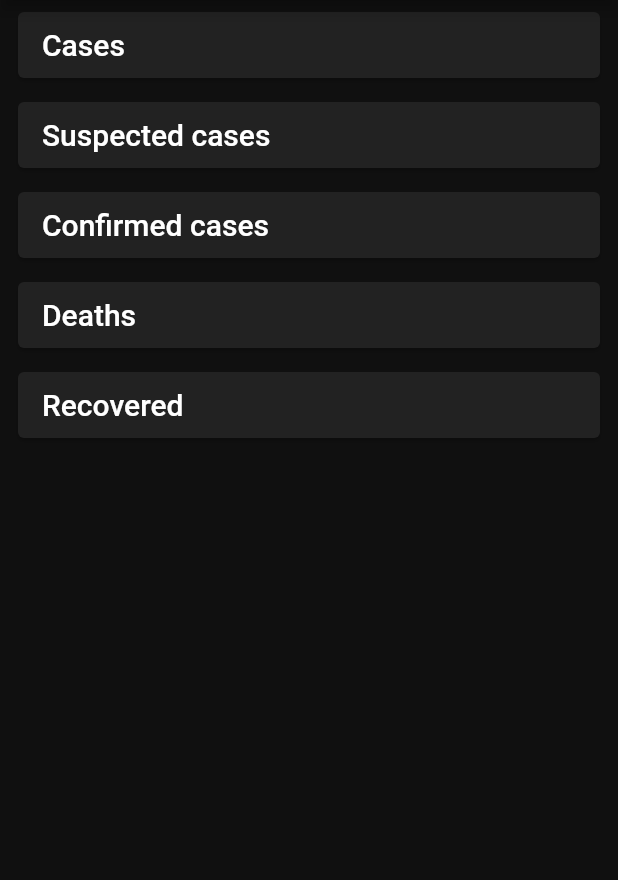
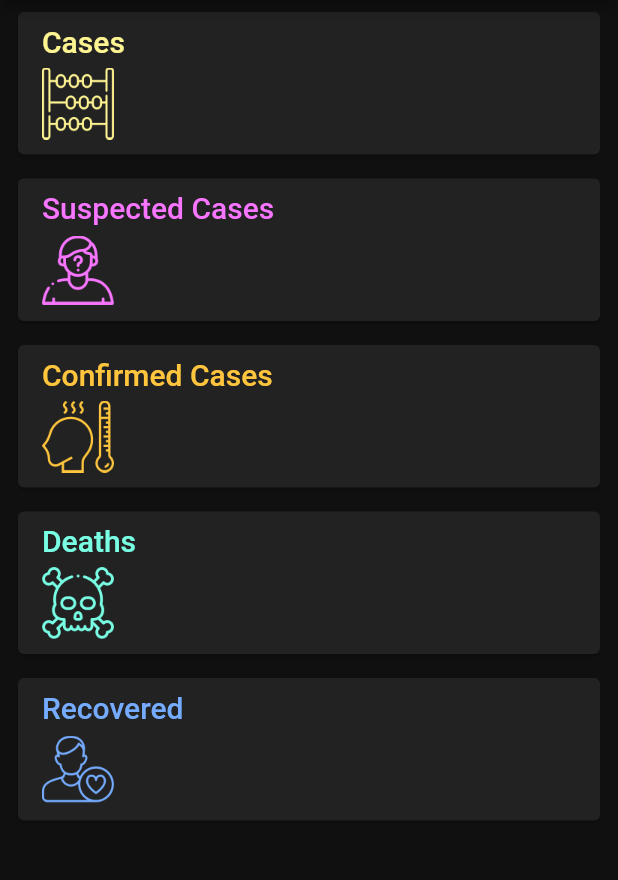
Before and after one commit to jsimfors/covid-tracker, a Flutter app: the screen it shows after launch, on a phone screen of 412 x 824 dp, the part 84-964 px from its top. Run offline on Flutter 3.47's test engine with Material 2 defaults, Android fonts, the phone set to English and light mode, and no system bars; network calls fail.

Commit message:
Widgets updated, color added

```diff
--- a/lib/app/ui/endpoint_card.dart
+++ b/lib/app/ui/endpoint_card.dart
@@ -1,36 +1,66 @@
 import 'package:corona_stats_app/app/services/api.dart';
 import 'package:flutter/material.dart';
+
+class EndpointCardData {
+  EndpointCardData(this.title, this.assetName, this.color);
+  final String title;
+  final String assetName;
+  final Color color;
+
+}
 
 class EndpointCard extends StatelessWidget {
   const EndpointCard({Key key, this.endpoint, this.value}) : super(key: key);
   final Endpoint endpoint;
   final int value;
 
-  static Map<Endpoint, String> _cardTitles = {
-    Endpoint.cases: 'Cases',
-    Endpoint.casesConfirmed: 'Confirmed cases',
-    Endpoint.casesSuspected: 'Suspected cases',
-    Endpoint.deaths: 'Deaths',
-    Endpoint.recovered: 'Recovered',
+  static Map<Endpoint, EndpointCardData> _cardsData = {
+    // Change from type String to type EndpointCardData, to include also icon and color in object.
+    Endpoint.cases: EndpointCardData('Cases', 'assets/count.png', Color(0xFFFFF492)),
+    Endpoint.casesConfirmed: EndpointCardData('Confirmed Cases', 'assets/fever.png', Color(0xFFffc53d)),
+    Endpoint.casesSuspected:  EndpointCardData('Suspected Cases', 'assets/suspect.png', Color(0xFFf875ff)),
+    Endpoint.deaths:  EndpointCardData('Deaths', 'assets/death.png', Color(0xFF78ffe4)),
+    Endpoint.recovered:  EndpointCardData('Recovered', 'assets/patient.png', Color(0xFF75acff)),
   };
 
   @override
   Widget build(BuildContext context) {
+    final cardData = _cardsData[endpoint];
     return Padding(
       padding: const EdgeInsets.symmetric(horizontal: 8.0, vertical: 4.0),
       child: Card(
         child: Padding(
           padding: const EdgeInsets.symmetric(horizontal: 16, vertical: 8),
-          child: Row(
-            mainAxisAlignment: MainAxisAlignment.spaceBetween,
+          child: Column(
+            crossAxisAlignment: CrossAxisAlignment.start,
             children: <Widget>[
+              // First row in child will contain just the text, ex "Cases"
               Text(
-                _cardTitles[endpoint],
-                style: Theme.of(context).textTheme.headline6,
+                cardData.title,
+                style: Theme.of(context)
+                .textTheme
+                .headline6
+                .copyWith(color: cardData.color),
               ),
-              Text(
-                value != null ? value.toString() : '',
-                style: Theme.of(context).textTheme.headline5,
+              SizedBox(height: 4), // to add space between rows
+              SizedBox( // Added to make sure same height for all widgets
+                height: 52,
+                child: Row(
+                  // Second row in child, icon from cardData.assetName and endpoint value to the right.
+                  mainAxisAlignment: MainAxisAlignment.spaceBetween,
+                  // To center vertically:
+                  crossAxisAlignment: CrossAxisAlignment.center,
+                  children: <Widget>[
+                    Image.asset(cardData.assetName, color: cardData.color),
+                    Text(
+                      value != null ? value.toString() : '',
+                      style: Theme.of(context)
+                      .textTheme
+                      .headline5
+                      .copyWith(color: cardData.color, fontWeight: FontWeight.w500),
+                    ),
+                  ],
+                ),
               ),
             ],
           ),
--- a/pubspec.yaml
+++ b/pubspec.yaml
@@ -41,7 +41,8 @@ flutter:
   # the material Icons class.
   uses-material-design: true
   # To add assets to your application, add an assets section, like this:
-  # assets:
+  assets:
+    - assets/
   #   - images/a_dot_burr.jpeg
   #   - images/a_dot_ham.jpeg
   # An image asset can refer to one or more resolution-specific "variants", see
```
Also changed, not shown: assets/2.0x/count.png (added), assets/2.0x/death.png (added), assets/2.0x/fever.png (added), assets/2.0x/patient.png (added), assets/2.0x/suspect.png (added), assets/3.0x/count.png (added), assets/3.0x/death.png (added), assets/3.0x/fever.png (added), assets/3.0x/patient.png (added), assets/3.0x/suspect.png (added), assets/count.png (added), assets/death.png (added), assets/fever.png (added), assets/patient.png (added), 1 more files, 1 other file.
